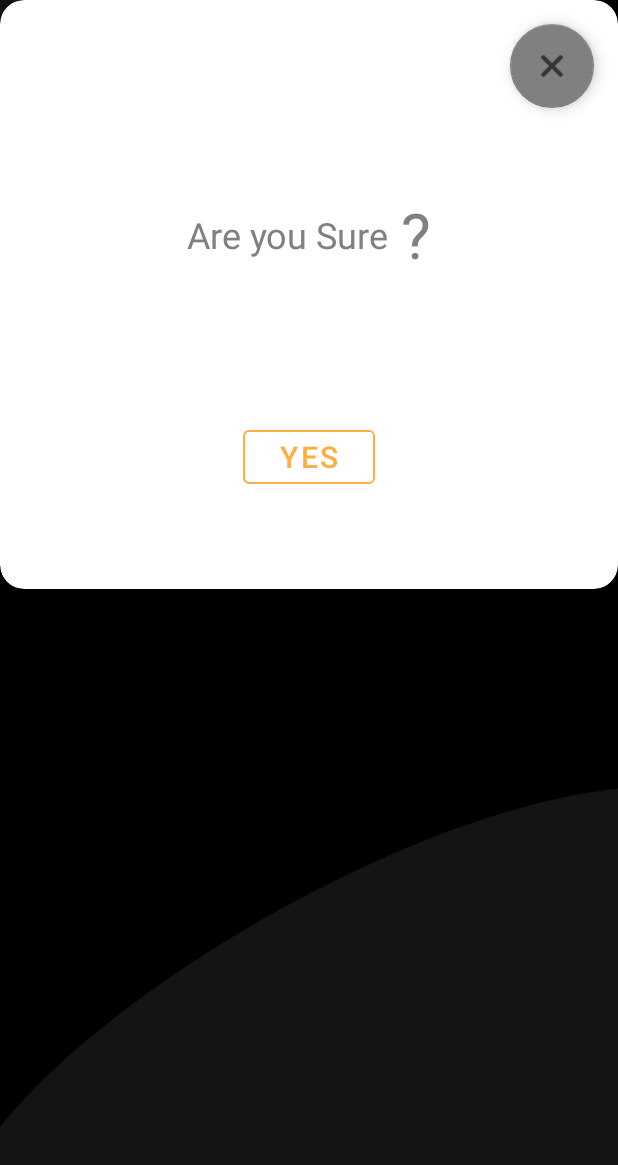
After one commit to ETdvlpr/GADS-2020_practice_project, an Android app: the layout dialog_confirm.xml on its own in the app's theme, with its tools: preview values and no code run, on a phone screen of 412 x 824 dp. The commit adds this screen. Shown: the top 1165 px of the screen. Run offline under Robolectric (Android 15) with nearby library versions, the phone set to English and light mode, and no system bars.

Commit message:
added submit with dialogs

```diff
--- a/app/src/main/AndroidManifest.xml
+++ b/app/src/main/AndroidManifest.xml
@@ -22,6 +22,10 @@
             android:name=".MainActivity"
             android:label="@string/app_name">
         </activity>
+        <activity
+            android:name=".SubmitActivity"
+            android:parentActivityName=".MainActivity">
+        </activity>
     </application>
 
 </manifest>
--- /dev/null
+++ b/app/src/main/res/drawable/ic_baseline_done_24.xml
@@ -0,0 +1,5 @@
+<vector android:height="128dp" android:tint="#40FF40"
+    android:viewportHeight="24" android:viewportWidth="24"
+    android:width="128dp" xmlns:android="http://schemas.android.com/apk/res/android">
+    <path android:fillColor="@android:color/white" android:pathData="M9,16.2L4.8,12l-1.4,1.4L9,19 21,7l-1.4,-1.4L9,16.2z"/>
+</vector>
--- /dev/null
+++ b/app/src/main/res/drawable/ic_baseline_warning_24.xml
@@ -0,0 +1,5 @@
+<vector android:height="128dp" android:tint="#FF4040"
+    android:viewportHeight="24" android:viewportWidth="24"
+    android:width="128dp" xmlns:android="http://schemas.android.com/apk/res/android">
+    <path android:fillColor="@android:color/white" android:pathData="M1,21h22L12,2 1,21zM13,18h-2v-2h2v2zM13,14h-2v-4h2v4z"/>
+</vector>
--- a/app/src/main/res/layout/activity_main.xml
+++ b/app/src/main/res/layout/activity_main.xml
@@ -37,9 +37,10 @@
                 android:text="@string/submit"
                 android:layout_marginEnd="16dp"
                 android:layout_marginRight="16dp"
-                android:textColor="@color/colorAccent"
+                android:textColor="@color/black"
                 android:focusable="true"
                 android:clickable="true"
+                android:textAllCaps="false"
                 app:cornerRadius="64dp"
                 app:layout_constraintTop_toTopOf="parent"
                 app:layout_constraintBottom_toBottomOf="parent"
@@ -55,7 +56,7 @@
             android:layout_height="wrap_content"
             android:background="@color/material_on_surface_stroke"
             app:tabSelectedTextColor="@color/colorPrimary"
-            app:tabTextColor="@color/colorUnselectedTask"
+            app:tabTextColor="@color/textColorSecondary"
             app:tabIndicator="@drawable/tab_indicator"/>
     </com.google.android.material.appbar.AppBarLayout>
 
--- /dev/null
+++ b/app/src/main/res/layout/dialog_confirm.xml
@@ -0,0 +1,63 @@
+<?xml version="1.0" encoding="utf-8"?>
+<com.google.android.material.card.MaterialCardView xmlns:android="http://schemas.android.com/apk/res/android"
+    android:layout_width="match_parent"
+    android:layout_height="wrap_content"
+    xmlns:app="http://schemas.android.com/apk/res-auto"
+    app:cardCornerRadius="16dp">
+
+    <com.google.android.material.floatingactionbutton.FloatingActionButton
+        android:id="@+id/confirm_close_fab"
+        android:layout_width="wrap_content"
+        android:layout_height="wrap_content"
+        android:layout_gravity="top|end"
+        android:layout_margin="@dimen/activity_horizontal_margin"
+        android:src="@android:drawable/ic_menu_close_clear_cancel"
+        app:backgroundTint="@android:color/tertiary_text_light" />
+    <LinearLayout
+        android:layout_width="match_parent"
+        android:layout_height="match_parent"
+        android:orientation="vertical"
+        android:layout_marginBottom="64dp">
+    <LinearLayout
+        android:layout_width="match_parent"
+        android:layout_height="wrap_content"
+        android:orientation="horizontal"
+        android:layout_marginTop="128dp"
+        android:layout_marginBottom="96dp"
+        android:gravity="center">
+
+        <TextView
+            android:layout_width="wrap_content"
+            android:layout_height="wrap_content"
+            android:text="@string/are_you_sure"
+            android:textColor="@android:color/tertiary_text_light"
+            android:textSize="24sp" />
+
+        <TextView
+            android:layout_width="wrap_content"
+            android:layout_height="wrap_content"
+            android:layout_marginStart="8dp"
+            android:layout_marginLeft="8dp"
+            android:text="@string/question_mark"
+            android:textColor="@android:color/tertiary_text_light"
+            android:textSize="42sp" />
+    </LinearLayout>
+    <Button
+        android:id="@+id/confirm_yes_btn"
+        android:layout_width="wrap_content"
+        android:layout_height="wrap_content"
+        android:text="@string/yes"
+        android:layout_gravity="center"
+        android:textColor="@color/orange"
+        android:clickable="true"
+        android:focusable="true"
+        android:textSize="20sp"
+        android:paddingLeft="16dp"
+        android:paddingRight="16dp"
+        style="@style/Widget.MaterialComponents.Button.OutlinedButton"
+        app:strokeColor="@color/orange"
+        />
+    </LinearLayout>
+
+
+</com.google.android.material.card.MaterialCardView>
--- /dev/null
+++ b/app/src/main/res/values-v26/styles.xml
@@ -0,0 +1,13 @@
+<?xml version="1.0" encoding="utf-8"?>
+<resources>
+
+    <style name="AppTheme" parent="Theme.MaterialComponents.DayNight.NoActionBar">
+        <!-- Customize your theme here. -->
+        <item name="colorPrimary">@color/colorPrimary</item>
+        <item name="colorPrimaryDark">@color/colorPrimaryDark</item>
+        <item name="colorAccent">@color/colorAccent</item>
+        <item name="android:windowBackground">@drawable/background</item>
+        <item name="android:textColorSecondary">@color/textColorSecondary</item>
+        <item name="android:colorError">@color/error</item>
+    </style>
+</resources>
--- a/app/src/main/res/values/colors.xml
+++ b/app/src/main/res/values/colors.xml
@@ -1,7 +1,11 @@
 <?xml version="1.0" encoding="utf-8"?>
 <resources>
-    <color name="colorPrimary">#fff</color>
+    <color name="colorPrimary">#FFF</color>
     <color name="colorPrimaryDark">#000</color>
-    <color name="colorAccent">#000</color>
-    <color name="colorUnselectedTask">#bbb</color>
+    <color name="colorAccent">#ffae45</color>
+    <color name="textColorSecondary">#bbb</color>
+    <color name="lightOrange">#ffd095</color>
+    <color name="orange">#ffae45</color>
+    <color name="black">#000000</color>
+    <color name="white">#FFFFFF</color>
 </resources>
--- a/app/src/main/res/values/dimens.xml
+++ b/app/src/main/res/values/dimens.xml
@@ -5,4 +5,5 @@
     <dimen name="appbar_padding">16dp</dimen>
     <dimen name="fab_margin">16dp</dimen>
     <dimen name="appbar_padding_top">8dp</dimen>
+    <dimen name="text_input_corner">8dp</dimen>
 </resources>
--- a/app/src/main/res/values/strings.xml
+++ b/app/src/main/res/values/strings.xml
@@ -6,4 +6,15 @@
     <string name="image">Image</string>
     <string name="submit">Submit</string>
     <string name="logo">Logo</string>
+    <string name="first_name">First Name</string>
+    <string name="last_name">Last Name</string>
+    <string name="email_address">Email Address</string>
+    <string name="project_on_github_link">Project on GITHUB (link)</string>
+    <string name="submission_title">Project Submission</string>
+    <string name="question_mark">\?</string>
+    <string name="are_you_sure">Are you Sure</string>
+    <string name="yes">Yes</string>
+    <string name="submission_successful">Submission Successful</string>
+    <string name="submission_failed">Submission Failed</string>
+    <string name="default_link">https://github.com/ETdvlpr/GADS-2020_practice_project</string>
 </resources>
--- a/app/src/main/res/values/styles.xml
+++ b/app/src/main/res/values/styles.xml
@@ -1,11 +1,13 @@
 <resources>
     <!-- Base application theme. -->
-    <style name="AppTheme" parent="Theme.MaterialComponents.DayNight.NoActionBar">
+    <style name="AppTheme" parent="Theme.MaterialComponents.NoActionBar">
         <!-- Customize your theme here. -->
         <item name="colorPrimary">@color/colorPrimary</item>
         <item name="colorPrimaryDark">@color/colorPrimaryDark</item>
         <item name="colorAccent">@color/colorAccent</item>
         <item name="android:windowBackground">@drawable/background</item>
+        <item name="homeAsUpIndicator">@drawable/abc_vector_test</item>
+        <item name="errorTextColor">@color/error</item>
     </style>
 
     <style name="AppTheme.NoActionBar">
@@ -17,4 +19,5 @@
 
     <style name="AppTheme.PopupOverlay" parent="ThemeOverlay.AppCompat.Light" />
 
+    <color name="error">#fa4444</color>
 </resources>
```
Also changed, not shown: app/src/main/java/com/etdvlpr/gads_2020practiceproject/MainActivity.java (+10 -0 lines), app/src/main/java/com/etdvlpr/gads_2020practiceproject/SubmitActivity.java (added, +57 -0 lines), app/src/main/java/com/etdvlpr/gads_2020practiceproject/model/Submission.java (added, +24 -0 lines), app/src/main/java/com/etdvlpr/gads_2020practiceproject/service/SubmitService.java (added, +15 -0 lines), app/src/main/java/com/etdvlpr/gads_2020practiceproject/ui/main/Dialog.java (added, +80 -0 lines), app/src/main/res/drawable/divider.xml (added, +8 -0 lines), app/src/main/res/drawable/submit_button.xml (added, +9 -0 lines), app/src/main/res/layout/activity_submit.xml (added, +152 -0 lines), app/src/main/res/layout/dialog_error.xml (added, +24 -0 lines), app/src/main/res/layout/dialog_success.xml (added, +24 -0 lines).
